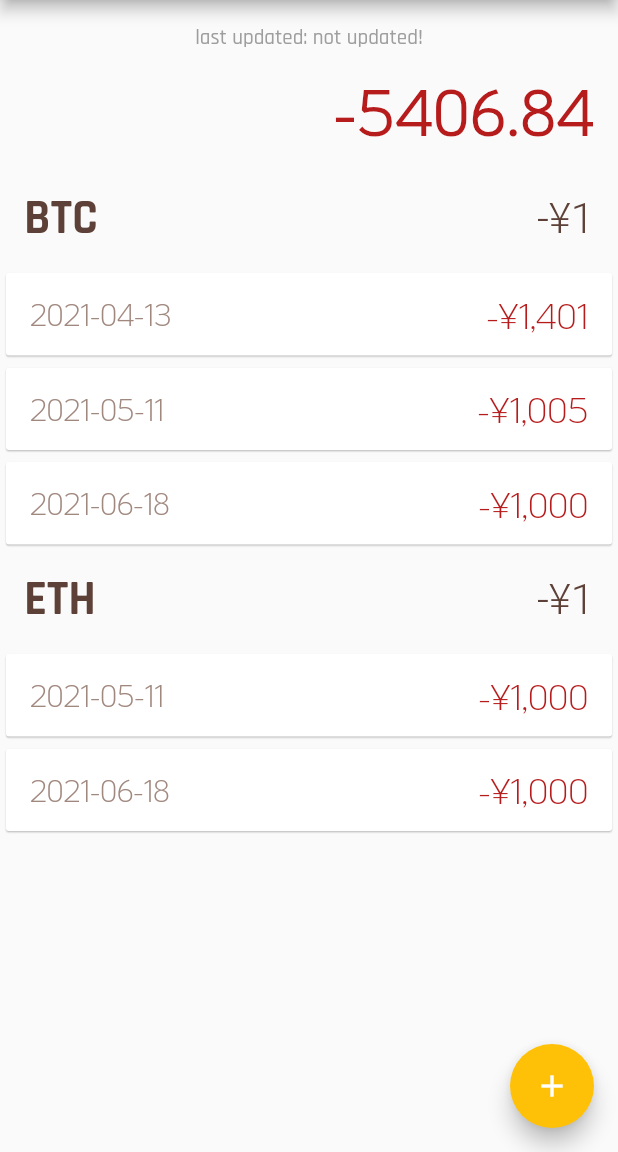
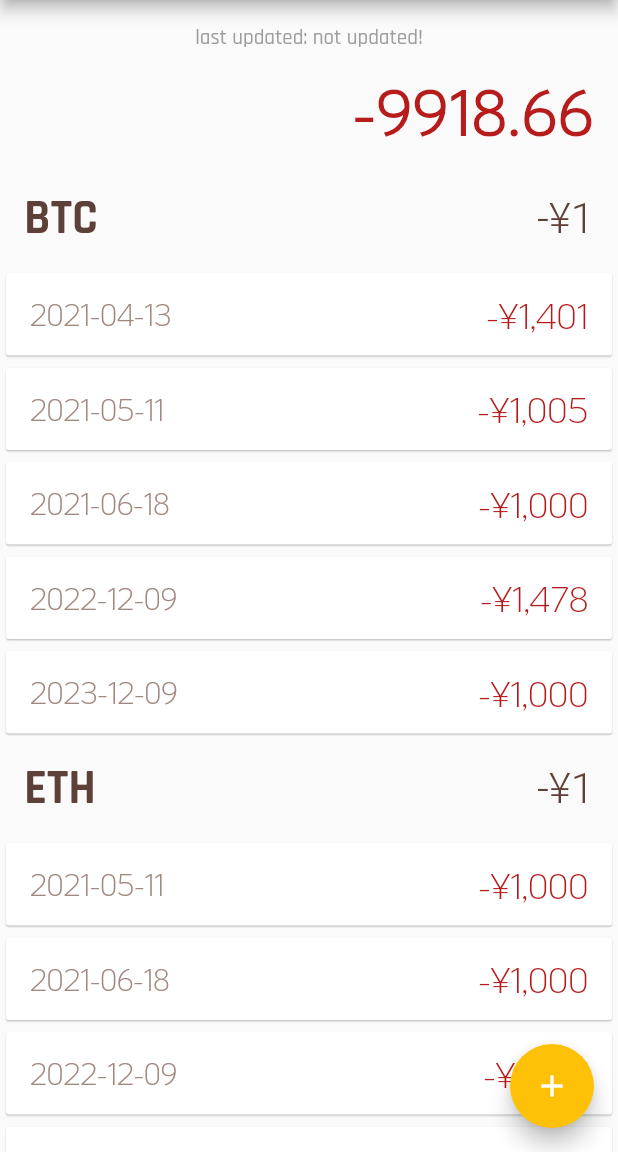
Before and after one commit to calbert1209/guldfasan, a Flutter app: the screen it shows after launch, on a phone screen of 412 x 824 dp, the part 84-1236 px from its top. Run offline on Flutter 3.47's test engine with Material 2 defaults, Android fonts, the phone set to English and light mode, and no system bars; our stand-ins replace connectivity_plus, sqflite; accounts and stored records are empty; Roboto replaces fonts that are missing (KoBo).

```diff
--- a/lib/models/position.dart
+++ b/lib/models/position.dart
@@ -86,4 +86,28 @@ Iterable<Map<String, dynamic>> kDummyEntriesJson = [
       units: 0.00387996,
       price: 257734,
       dateTime: DateTime(2021, 6, 18, 22, 38)),
+  Position(
+      id: 5,
+      symbol: 'BTC',
+      units: 0.00023907,
+      price: 6182775,
+      dateTime: DateTime(2022, 12, 9, 22, 38)),
+  Position(
+      id: 6,
+      symbol: 'ETH',
+      units: 0.00387996,
+      price: 457734,
+      dateTime: DateTime(2022, 12, 9, 22, 38)),
+  Position(
+      id: 7,
+      symbol: 'BTC',
+      units: 0.00023907,
+      price: 4182775,
+      dateTime: DateTime(2023, 12, 9, 10, 8)),
+  Position(
+      id: 8,
+      symbol: 'ETH',
+      units: 0.001000,
+      price: 257734,
+      dateTime: DateTime(2023, 12, 9, 10, 10)),
 ].map((it) => it.toMap());
--- a/lib/widgets/home_page.dart
+++ b/lib/widgets/home_page.dart
@@ -26,7 +26,8 @@ class HomePage extends StatelessWidget {
           ),
         ),
       ),
-      body: Column(
+      body: ListView(
+        padding: EdgeInsets.only(bottom: 80.0),
         children: [
           FutureBuilder(
             future: appState.portfolio(),
--- a/lib/widgets/portfolio_stream_builder.dart
+++ b/lib/widgets/portfolio_stream_builder.dart
@@ -52,8 +52,7 @@ class PortfolioStreamBuilder extends StatelessWidget {
             updateIsolateDuration(snapshot.data!.sendPort!);
           }
         }
-        return SingleChildScrollView(
-          child: Column(
+        return Column(
           children: [
             Padding(
               padding: const EdgeInsets.only(top: 16.0),
@@ -67,7 +66,6 @@ class PortfolioStreamBuilder extends StatelessWidget {
             ),
             Portfolio(_portfolio, priceData),
           ],
-          ),
         );
       },
     );
```
Lines whose indentation alone changed are shown as unchanged.
